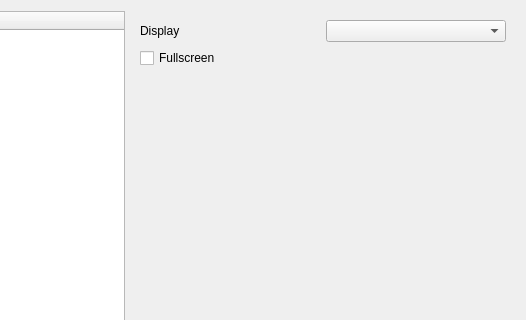
First picture: the form in src/settings.ui, repository yuckify/headsup, before the edit; both pictures show x 86 to 612 and y 0 to 320 of the 612 by 496 pixel window.
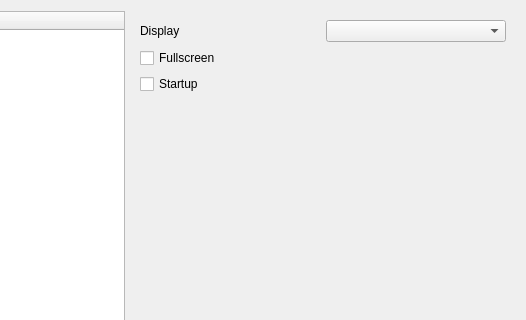
Second picture: the form after the edit. The open tabs and pages were chosen to show the change.

Commit message: installing and uninstalling startup works

The edit to the form file:
```diff
--- a/src/settings.ui
+++ b/src/settings.ui
@@ -81,6 +81,13 @@
                </property>
               </widget>
              </item>
+             <item>
+              <widget class="QCheckBox" name="startup">
+               <property name="text">
+                <string>Startup</string>
+               </property>
+              </widget>
+             </item>
              <item>
               <spacer name="verticalSpacer">
                <property name="orientation">
```
Left out of the diff: 2 changed lines with no effect on the pictures. The commit also changes 3 other files.
